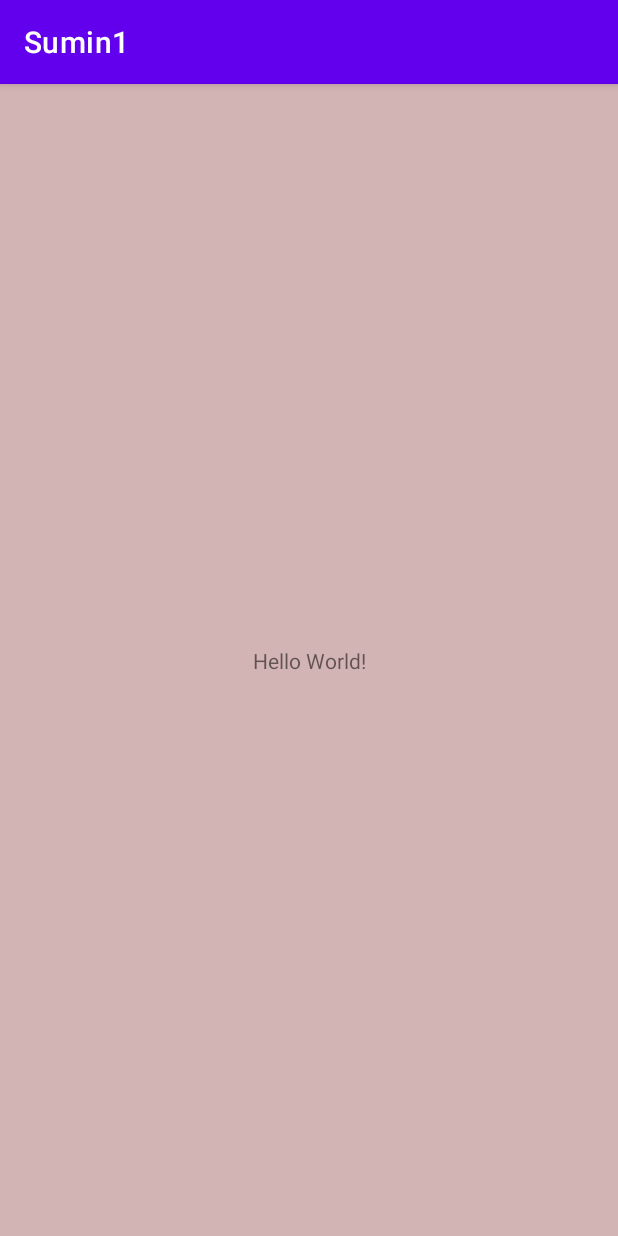
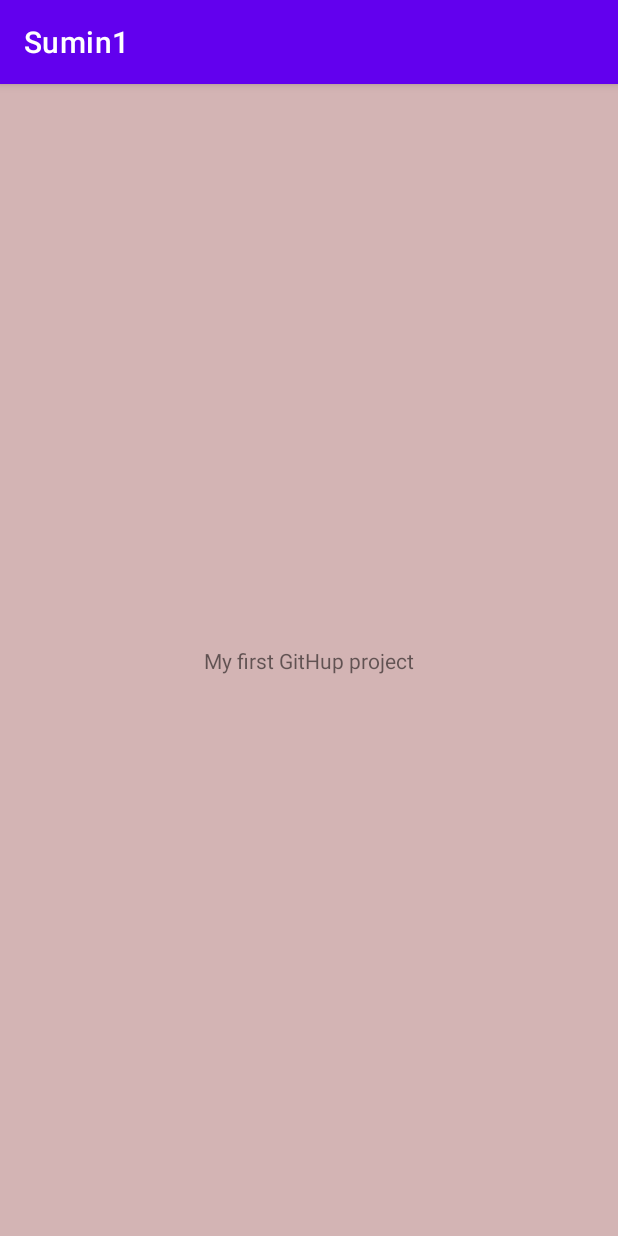
Before and after one commit to DenBatuY/Sumin1, an Android app: the screen it shows after launch (MainActivity), on a phone screen of 412 x 824 dp. Run offline under Robolectric (Android 15) with nearby library versions, the phone set to English and light mode, and no system bars.

Commit message:
change text

```diff
--- a/app/src/main/res/layout/activity_main.xml
+++ b/app/src/main/res/layout/activity_main.xml
@@ -10,7 +10,7 @@
     <TextView
         android:layout_width="wrap_content"
         android:layout_height="wrap_content"
-        android:text="Hello World!"
+        android:text="My first GitHup project"
         app:layout_constraintBottom_toBottomOf="parent"
         app:layout_constraintEnd_toEndOf="parent"
         app:layout_constraintStart_toStartOf="parent"
```
